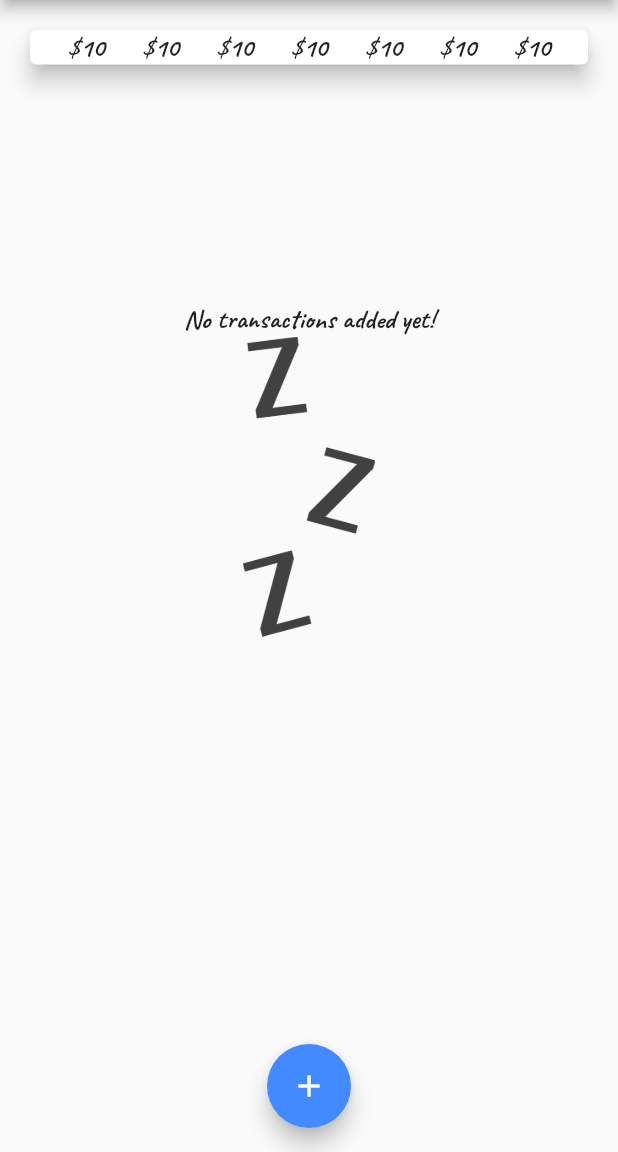
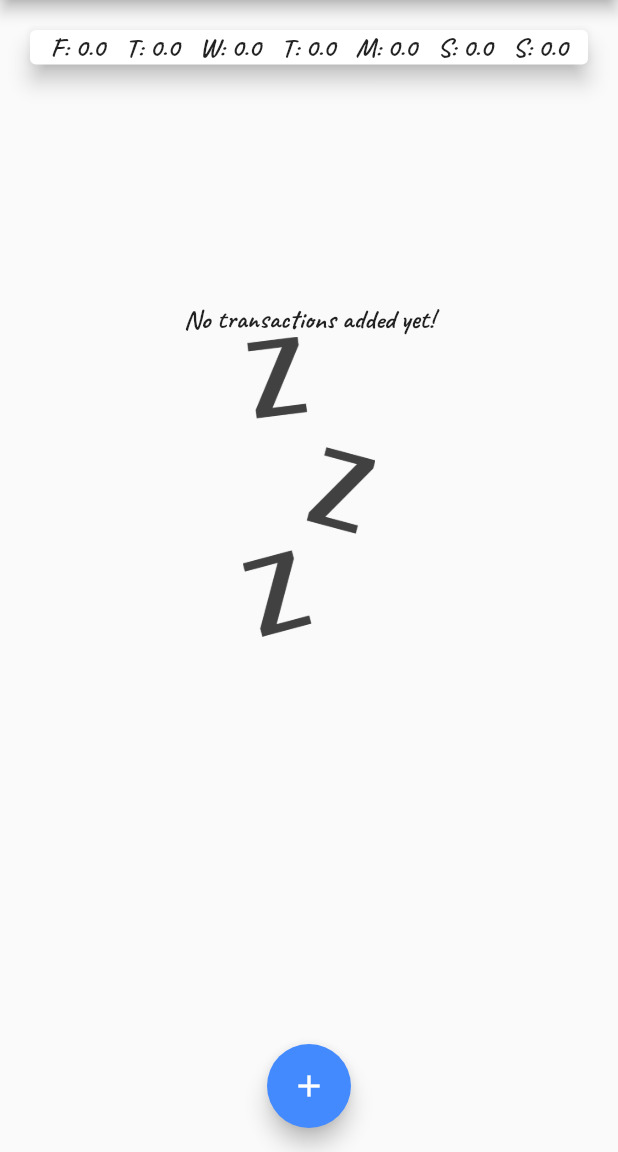
Before and after one commit to kterrago18/expense_app, a Flutter app: the screen it shows after launch, on a phone screen of 412 x 824 dp, the part 84-1236 px from its top. Run offline on Flutter 3.47's test engine with Material 2 defaults, Android fonts, the phone set to English and light mode, and no system bars.

Commit message:
Passing data to chart bar

```diff
--- a/lib/widgets/chart.dart
+++ b/lib/widgets/chart.dart
@@ -23,8 +23,11 @@ class Chart extends StatelessWidget {
         }
       }
 
+      print(DateFormat.E().format(weekDay));
+      print(totalSum);
+
       return {
-        'day': DateFormat.E().format(weekDay),
+        'day': DateFormat.E().format(weekDay).substring(0, 1),
         'amount': totalSum,
       };
     });
@@ -38,43 +41,9 @@ class Chart extends StatelessWidget {
       margin: EdgeInsets.all(20),
       child: Row(
         mainAxisAlignment: MainAxisAlignment.spaceEvenly,
-        children: <Widget>[
-          Column(
-            children: <Widget>[
-              Text('\$10'),
-            ],
-          ),
-          Column(
-            children: <Widget>[
-              Text('\$10'),
-            ],
-          ),
-          Column(
-            children: <Widget>[
-              Text('\$10'),
-            ],
-          ),
-          Column(
-            children: <Widget>[
-              Text('\$10'),
-            ],
-          ),
-          Column(
-            children: <Widget>[
-              Text('\$10'),
-            ],
-          ),
-          Column(
-            children: <Widget>[
-              Text('\$10'),
-            ],
-          ),
-          Column(
-            children: <Widget>[
-              Text('\$10'),
-            ],
-          ),
-        ],
+        children: groupedTransactionValues.map((data) {
+          return Text('${data['day']}: ${data['amount'].toString()}');
+        }).toList(),
       ),
     );
   }
```
